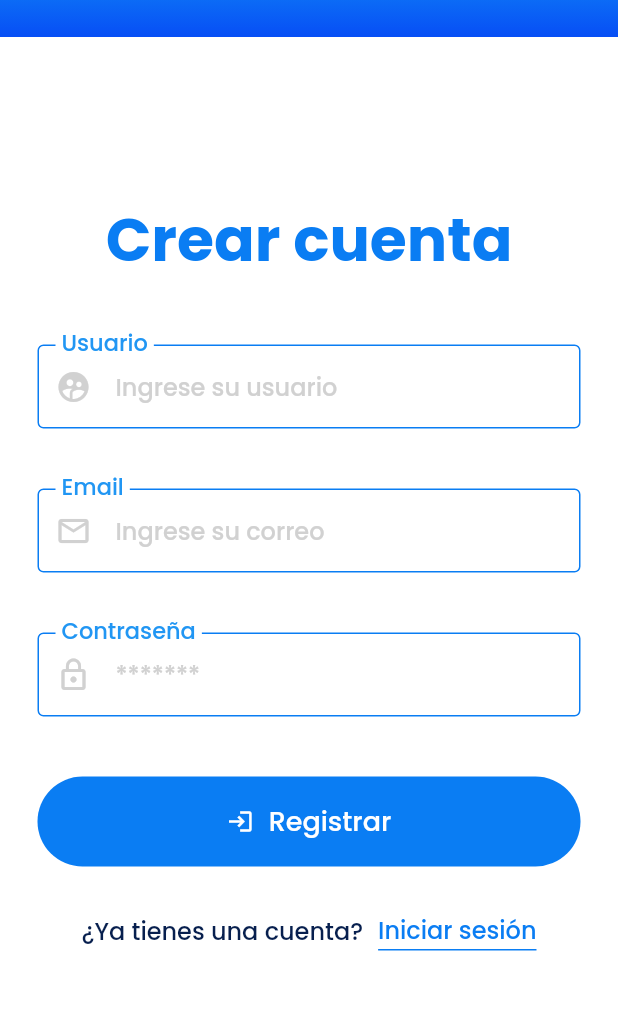
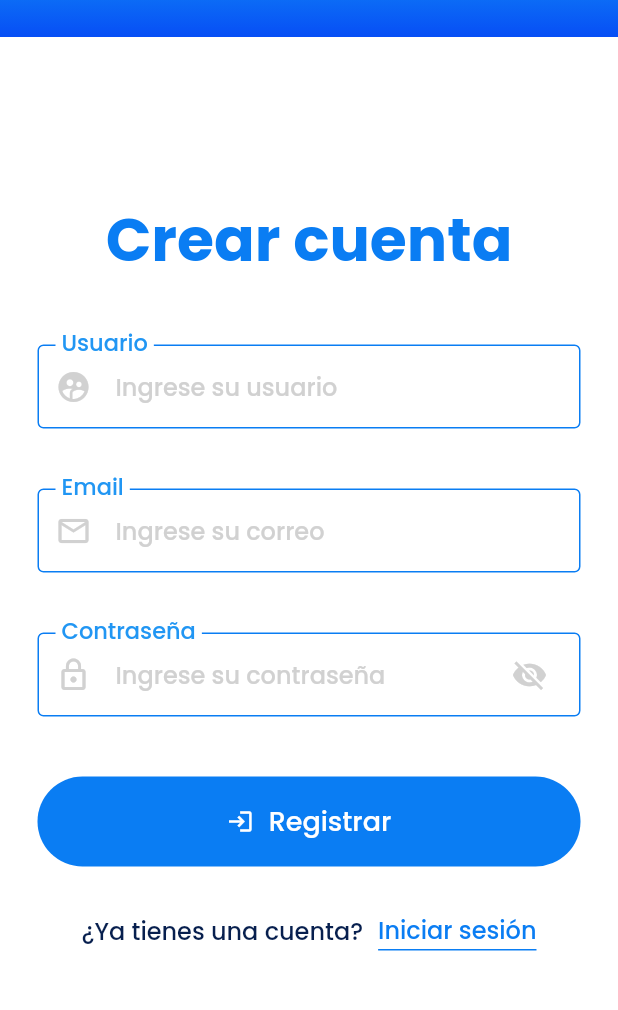
Before and after one commit to lucsducks/frotendSO, a Flutter app: the screen it shows after launch, after a tap on "Ingresar", after a tap on "Registrarse", on a phone screen of 412 x 824 dp, the part 128-1138 px from its top. Run offline on Flutter 3.47's test engine with Material 2 defaults, Android fonts, the phone set to English and light mode, and no system bars; our stand-ins replace dio, dropdown_button2, fluro, flutter_spinkit, flutter_svg, font_awesome_flutter and 3 more; missing offline and left inert: dartssh2, flutter_web_auth_2, xterm; accounts and stored records are empty.

Commit message:
Diseño de Verificación y Ver contraseña agregado

```diff
--- a/lib/ui/inputs/custom_inputs.dart
+++ b/lib/ui/inputs/custom_inputs.dart
@@ -13,16 +13,12 @@ class CustomInputs {
         enabledBorder: const OutlineInputBorder(
             borderSide: BorderSide(color: Color.fromARGB(255, 10, 125, 243))),
         focusedBorder: const OutlineInputBorder(
-          borderSide: BorderSide(
-              color:
-                  Color.fromARGB(255, 10, 125, 243)), // Color del borde en foco
+          borderSide: BorderSide(color: Color.fromARGB(255, 10, 125, 243)),
         ),
         errorBorder: const OutlineInputBorder(
             borderSide: BorderSide(color: Color.fromARGB(255, 247, 36, 36))),
         focusedErrorBorder: const OutlineInputBorder(
-            borderSide: BorderSide(
-                color: Color.fromARGB(
-                    255, 10, 125, 243))), // Color del borde en foco      ),
+            borderSide: BorderSide(color: Color.fromARGB(255, 10, 125, 243))),
         hintText: hint,
         hintStyle: const TextStyle(
             color: Color.fromARGB(255, 209, 209, 209), fontSize: 16),
--- a/lib/ui/views/login_view.dart
+++ b/lib/ui/views/login_view.dart
@@ -4,15 +4,24 @@ import 'package:dashboardadmin/router/router.dart';
 import 'package:dashboardadmin/ui/buttons/custom_filled_button.dart';
 import 'package:dashboardadmin/ui/inputs/custom_inputs.dart';
 import 'package:flutter/material.dart';
-import 'package:google_fonts/google_fonts.dart';
+import "package:google_fonts/google_fonts.dart";
 import 'package:provider/provider.dart';
 import 'dart:core';
 
-class LoginView extends StatelessWidget {
-  LoginView({super.key});
+class LoginView extends StatefulWidget {
+  const LoginView({super.key});
+
+  @override
+  LoginScreen createState() => LoginScreen();
+}
+
+class LoginScreen extends State<LoginView> {
+  bool passwordVisible = false;
+  TextEditingController passwordController = TextEditingController();
   @override
   Widget build(BuildContext context) {
     final authProvider = Provider.of<AuthProvider>(context);
+
     return ChangeNotifierProvider(
       create: (_) => LoginFormProvider(),
       child: Builder(
@@ -63,6 +72,8 @@ class LoginView extends StatelessWidget {
                   height: 40,
                 ),
                 TextFormField(
+                    controller: passwordController,
+                    obscureText: !passwordVisible,
                     onFieldSubmitted: (_) =>
                         onFormSubmit(loginFormProvider, authProvider),
                     validator: (value) {
@@ -72,16 +83,60 @@ class LoginView extends StatelessWidget {
                       return null; //valido
                     },
                     onChanged: (value) => loginFormProvider.password = value,
-                  obscureText: true,
                     style: GoogleFonts.poppins(
                         fontSize: 16,
                         fontWeight: FontWeight.w500,
                         color: const Color.fromARGB(255, 7, 31, 78)),
-                  decoration: CustomInputs.loginInputDecoration(
-                      hint: 'Ingrese su contraseña',
-                      label: 'Contraseña',
-                      icon: Icons.lock_outline),
+                    decoration: InputDecoration(
+                        floatingLabelBehavior: FloatingLabelBehavior.always,
+                        border: const OutlineInputBorder(),
+                        enabledBorder: const OutlineInputBorder(
+                            borderSide: BorderSide(
+                                color: Color.fromARGB(255, 10, 125, 243))),
+                        focusedBorder: const OutlineInputBorder(
+                          borderSide: BorderSide(
+                              color: Color.fromARGB(255, 10, 125, 243)),
                         ),
+                        errorBorder: const OutlineInputBorder(
+                            borderSide: BorderSide(
+                                color: Color.fromARGB(255, 247, 36, 36))),
+                        focusedErrorBorder: const OutlineInputBorder(
+                            borderSide: BorderSide(
+                                color: Color.fromARGB(255, 10, 125, 243))),
+                        hintText: 'Ingrese su contraseña',
+                        hintStyle: const TextStyle(
+                            color: Color.fromARGB(255, 209, 209, 209),
+                            fontSize: 16),
+                        labelText: 'Contraseña',
+                        labelStyle: GoogleFonts.poppins(
+                          color: Colors.blue,
+                          fontSize: 20,
+                          fontWeight: FontWeight.w500,
+                        ),
+                        prefixIcon: const Icon(
+                          Icons.lock_outline,
+                          color: Color.fromARGB(255, 209, 209, 209),
+                        ),
+                        suffixIcon: Row(
+                          mainAxisAlignment: MainAxisAlignment.spaceBetween,
+                          mainAxisSize: MainAxisSize.min,
+                          children: [
+                            IconButton(
+                              onPressed: () {
+                                setState(() {
+                                  passwordVisible = !passwordVisible;
+                                });
+                              },
+                              icon: Icon(
+                                  passwordVisible
+                                      ? Icons.visibility
+                                      : Icons.visibility_off,
+                                  color:
+                                      const Color.fromARGB(255, 209, 209, 209)),
+                            ),
+                            const SizedBox(width: 10)
+                          ],
+                        ))),
                 const SizedBox(
                   height: 40,
                 ),
--- a/lib/ui/views/register_view.dart
+++ b/lib/ui/views/register_view.dart
@@ -7,9 +7,16 @@ import 'package:google_fonts/google_fonts.dart';
 import 'package:flutter/material.dart';
 import 'package:provider/provider.dart';
 
-class RegisterView extends StatelessWidget {
+class RegisterView extends StatefulWidget {
   const RegisterView({super.key});
 
+  @override
+  RegisterScreen createState() => RegisterScreen();
+}
+
+class RegisterScreen extends State<RegisterView> {
+  bool passwordVisible = false;
+  TextEditingController passwordController = TextEditingController();
   @override
   Widget build(BuildContext context) {
     final authProvider = Provider.of<AuthProvider>(context);
@@ -106,36 +113,65 @@ class RegisterView extends StatelessWidget {
                       return null; // valido
                     },
                     onChanged: (value) => registerFormProvider.password = value,
-                  obscureText: true,
+                    controller: passwordController,
+                    obscureText: !passwordVisible,
                     style: GoogleFonts.poppins(
                         fontSize: 16,
                         fontWeight: FontWeight.w500,
                         color: const Color.fromARGB(255, 7, 31, 78)),
-                  decoration: CustomInputs.loginInputDecoration(
-                      hint: '*******',
-                      label: 'Contraseña',
-                      icon: Icons.lock_outline),
+                    decoration: InputDecoration(
+                        floatingLabelBehavior: FloatingLabelBehavior.always,
+                        border: const OutlineInputBorder(),
+                        enabledBorder: const OutlineInputBorder(
+                            borderSide: BorderSide(
+                                color: Color.fromARGB(255, 10, 125, 243))),
+                        focusedBorder: const OutlineInputBorder(
+                          borderSide: BorderSide(
+                              color: Color.fromARGB(255, 10, 125, 243)),
                         ),
+                        errorBorder: const OutlineInputBorder(
+                            borderSide: BorderSide(
+                                color: Color.fromARGB(255, 247, 36, 36))),
+                        focusedErrorBorder: const OutlineInputBorder(
+                            borderSide: BorderSide(
+                                color: Color.fromARGB(255, 10, 125, 243))),
+                        hintText: 'Ingrese su contraseña',
+                        hintStyle: const TextStyle(
+                            color: Color.fromARGB(255, 209, 209, 209),
+                            fontSize: 16),
+                        labelText: 'Contraseña',
+                        labelStyle: GoogleFonts.poppins(
+                          color: Colors.blue,
+                          fontSize: 20,
+                          fontWeight: FontWeight.w500,
+                        ),
+                        prefixIcon: const Icon(
+                          Icons.lock_outline,
+                          color: Color.fromARGB(255, 209, 209, 209),
+                        ),
+                        suffixIcon: Row(
+                          mainAxisAlignment: MainAxisAlignment.spaceBetween,
+                          mainAxisSize: MainAxisSize.min,
+                          children: [
+                            IconButton(
+                              onPressed: () {
+                                setState(() {
+                                  passwordVisible = !passwordVisible;
+                                });
+                              },
+                              icon: Icon(
+                                  passwordVisible
+                                      ? Icons.visibility
+                                      : Icons.visibility_off,
+                                  color:
+                                      const Color.fromARGB(255, 209, 209, 209)),
+                            ),
+                            const SizedBox(width: 10)
+                          ],
+                        ))),
                 const SizedBox(
                   height: 40,
                 ),
-                // Column(
-                //   children: [
-                //     CustomFilledButton(
-                //       onPressed: () {
-                //         final isValid = registerFormProvider.validateForm();
-                //         if (isValid) {
-                //           authProvider.register(
-                //               registerFormProvider.email,
-                //               registerFormProvider.password,
-                //               registerFormProvider.nombre);
-                //         }
-                //       },
-                //       text: 'Registrar',
-                //       icon: Icons.login,
-                //     ),
-                //   ],
-                // ),
                 CustomFilledButton(
                   onPressed: () {
                     final isValid = registerFormProvider.validateForm();
--- a/pubspec.yaml
+++ b/pubspec.yaml
@@ -50,6 +50,7 @@ dependencies:
   intl: ^0.18.1
   path_provider: ^2.1.1
   permission_handler: ^11.0.1
+  pinput: ^3.0.1
   provider: ^6.0.5
   shared_preferences: ^2.2.1
   xterm: ^3.2.6
```
Also changed, not shown: lib/providers/auth_provider.dart (+2 -7 lines), lib/ui/views/verification_view.dart (+37 -13 lines), pubspec.lock, 5 other files. Lines whose indentation alone changed are shown as unchanged.
